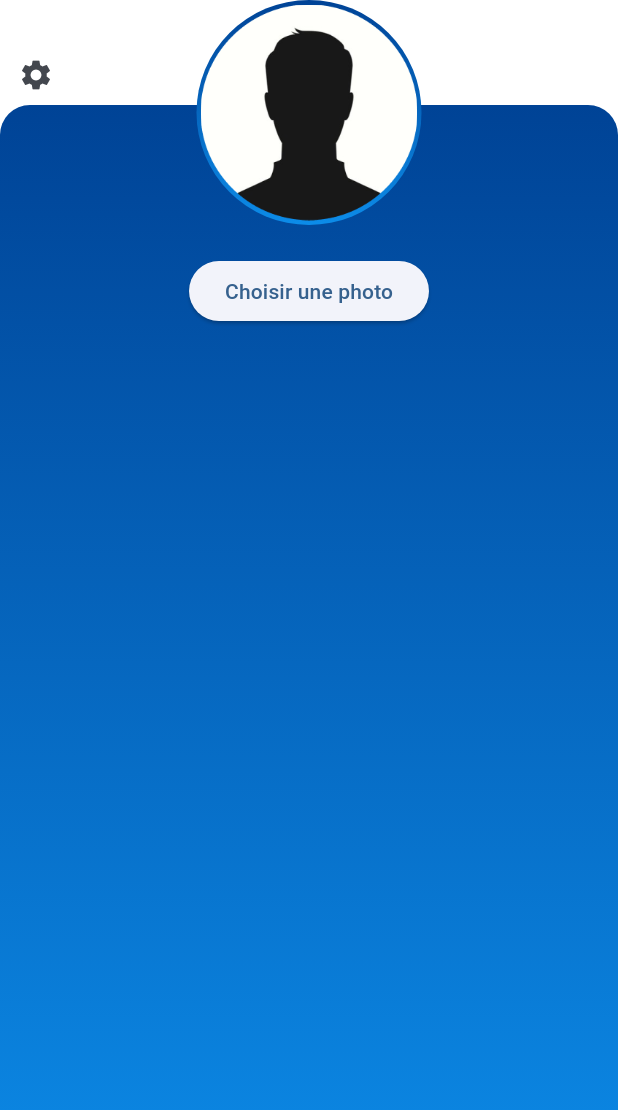
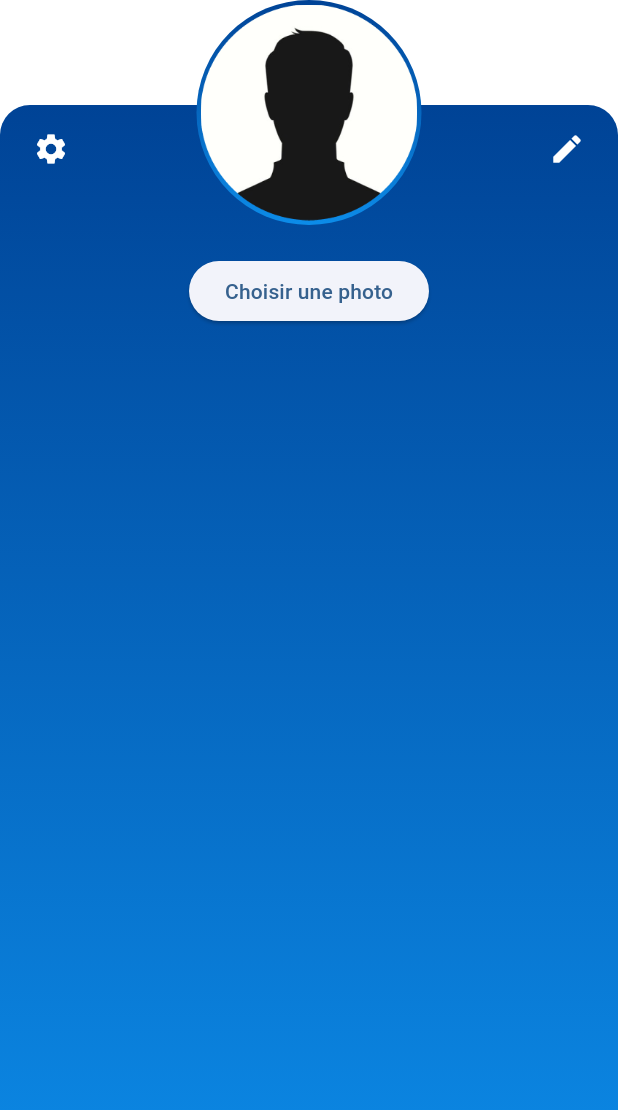
Before and after one commit to PaulDelamare/Diwe_front, a Flutter app: the UserPage screen opened by its route, on a phone screen of 412 x 824 dp. Shown: the top 1110 px of the screen. Run offline on Flutter 3.47's test engine with Material 3 defaults, Android fonts, the light colour scheme and no system bars; our stand-ins replace fl_chart, image_picker.

Commit message:
icons settings + edit  c'est ok

```diff
--- a/lib/user/user.dart
+++ b/lib/user/user.dart
@@ -14,7 +14,7 @@ class _UserPageState extends State<UserPage> {
     return Scaffold(
       body: Stack(
         children: [
-          // Espace au-dessus du fond bleu avec l'icône Paramètres
+          // Espace au-dessus du fond bleu
           Positioned(
             top: 0,
             left: 0,
@@ -22,17 +22,6 @@ class _UserPageState extends State<UserPage> {
             height: 100, // Hauteur de l'espace au-dessus du fond bleu
             child: Container(
               color: Colors.white, // Couleur de l'espace au-dessus du fond bleu
-              child: Row(
-                children: [
-                  IconButton(
-                    icon: Icon(Icons.settings),
-                    onPressed: () {
-                      // Naviguer vers la page des paramètres
-                      Navigator.pushNamed(context, '/settings');
-                    },
-                  ),
-                ],
-              ),
             ),
           ),
           // Fond bleu
@@ -55,13 +44,37 @@ class _UserPageState extends State<UserPage> {
               ),
             ),
           ),
+          // Icon Paramètres
+          Positioned(
+            top: 75,
+            left: 10,
+            child: IconButton(
+              icon: Icon(Icons.settings, color: Colors.white),
+              onPressed: () {
+                // Naviguer vers la page des paramètres
+                Navigator.pushNamed(context, '/settings');
+              },
+            ),
+          ),
           // Avatar
           Positioned(
-            top: 0, // Ajustez la position de l'avatar pour le rendre partiellement visible dans l'espace
+            top: 0,
             left: 0,
             right: 0,
             child: Center(
               child: AvatarPage(),
+            ),
+          ),
+          // Icon edit
+          Positioned(
+            top: 75,
+            right: 10,
+            child: IconButton(
+              icon: Icon(Icons.mode_edit, color: Colors.white),
+              onPressed: () {
+                // Naviguer vers la page des modifications
+                Navigator.pushNamed(context, '/edit');
+              },
             ),
           ),
         ],
```
